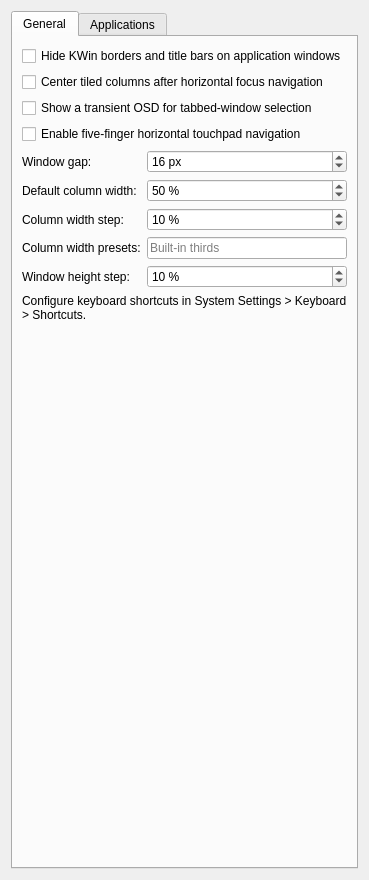
Qt form packaging/kwin-script/contents/ui/config.ui (kontonkara/driftile) before a commit.
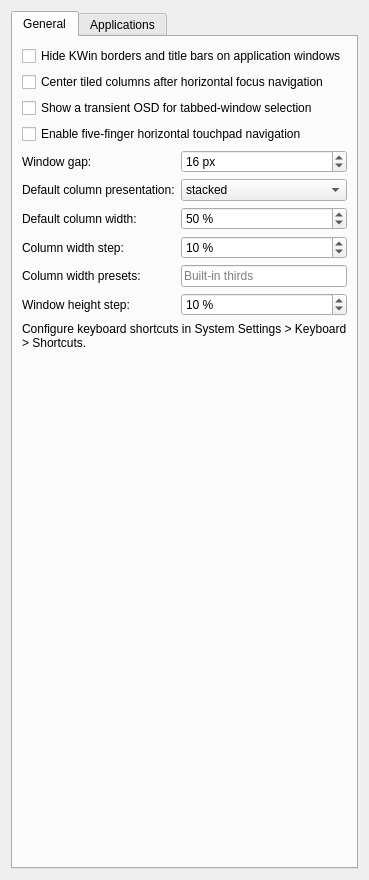
The same form after that commit.

Commit message: feat(tabs): add default mode and minimized tabs

```diff
--- a/packaging/kwin-script/contents/ui/config.ui
+++ b/packaging/kwin-script/contents/ui/config.ui
@@ -67,6 +67,33 @@
           </widget>
          </item>
          <item row="1" column="0">
+          <widget class="QLabel" name="defaultColumnPresentationLabel">
+           <property name="text">
+            <string>Default column presentation:</string>
+           </property>
+           <property name="buddy">
+            <cstring>kcfg_DefaultColumnPresentation</cstring>
+           </property>
+          </widget>
+         </item>
+         <item row="1" column="1">
+          <widget class="QComboBox" name="kcfg_DefaultColumnPresentation">
+           <property name="kcfg_property" stdset="0">
+            <string>currentText</string>
+           </property>
+           <item>
+            <property name="text">
+             <string>stacked</string>
+            </property>
+           </item>
+           <item>
+            <property name="text">
+             <string>tabbed</string>
+            </property>
+           </item>
+          </widget>
+         </item>
+         <item row="2" column="0">
           <widget class="QLabel" name="defaultColumnWidthLabel">
            <property name="text">
             <string>Default column width:</string>
@@ -76,7 +103,7 @@
            </property>
           </widget>
          </item>
-         <item row="1" column="1">
+         <item row="2" column="1">
           <widget class="QSpinBox" name="kcfg_DefaultColumnWidthPercent">
            <property name="suffix">
             <string> %</string>
@@ -92,7 +119,7 @@
            </property>
           </widget>
          </item>
-         <item row="2" column="0">
+         <item row="3" column="0">
           <widget class="QLabel" name="columnWidthStepLabel">
            <property name="text">
             <string>Column width step:</string>
@@ -102,7 +129,7 @@
            </property>
           </widget>
          </item>
-         <item row="2" column="1">
+         <item row="3" column="1">
           <widget class="QSpinBox" name="kcfg_ColumnWidthStepPercent">
            <property name="suffix">
             <string> %</string>
@@ -118,7 +145,7 @@
            </property>
           </widget>
          </item>
-         <item row="3" column="0">
+         <item row="4" column="0">
           <widget class="QLabel" name="columnWidthPresetsLabel">
            <property name="text">
             <string>Column width presets:</string>
@@ -128,7 +155,7 @@
            </property>
           </widget>
          </item>
-         <item row="3" column="1">
+         <item row="4" column="1">
           <widget class="QLineEdit" name="kcfg_ColumnWidthPresets">
            <property name="toolTip">
             <string>Comma-separated, strictly increasing percentages from 10 to 100. Blank uses the built-in thirds.</string>
@@ -138,7 +165,7 @@
            </property>
           </widget>
          </item>
-         <item row="4" column="0">
+         <item row="5" column="0">
           <widget class="QLabel" name="windowHeightStepLabel">
            <property name="text">
             <string>Window height step:</string>
@@ -148,7 +175,7 @@
            </property>
           </widget>
          </item>
-         <item row="4" column="1">
+         <item row="5" column="1">
           <widget class="QSpinBox" name="kcfg_WindowHeightStepPercent">
            <property name="suffix">
             <string> %</string>
```
The commit also changes 24 other files.
